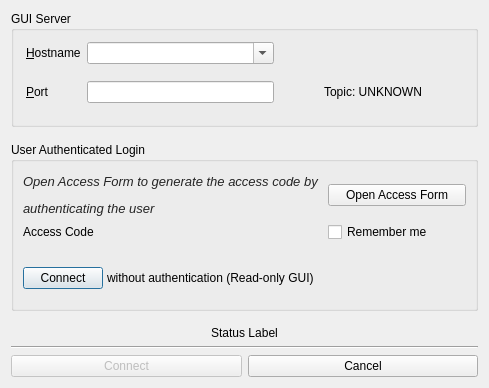
European-XFEL/Karabo, file src/pythonGui/karabogui/dialogs/ui/reactive_login_dialog.ui: the form before one commit.
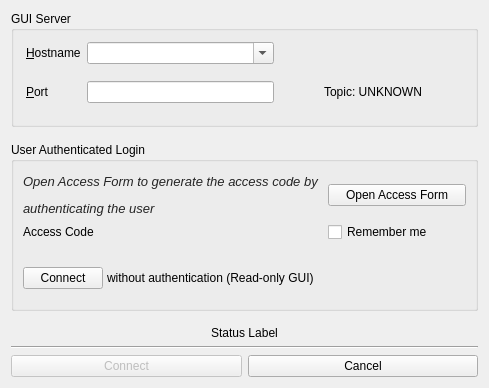
The form after the commit.

Commit message: fix(GUI): Set autodefault of readonly connect button to false

Patch:
```diff
--- a/src/pythonGui/karabogui/dialogs/ui/reactive_login_dialog.ui
+++ b/src/pythonGui/karabogui/dialogs/ui/reactive_login_dialog.ui
@@ -274,6 +274,9 @@
               <property name="text">
                <string>Connect</string>
               </property>
+              <property name="autoDefault">
+               <bool>false</bool>
+              </property>
              </widget>
             </item>
             <item>
```
The commit also changes 1 other file.
